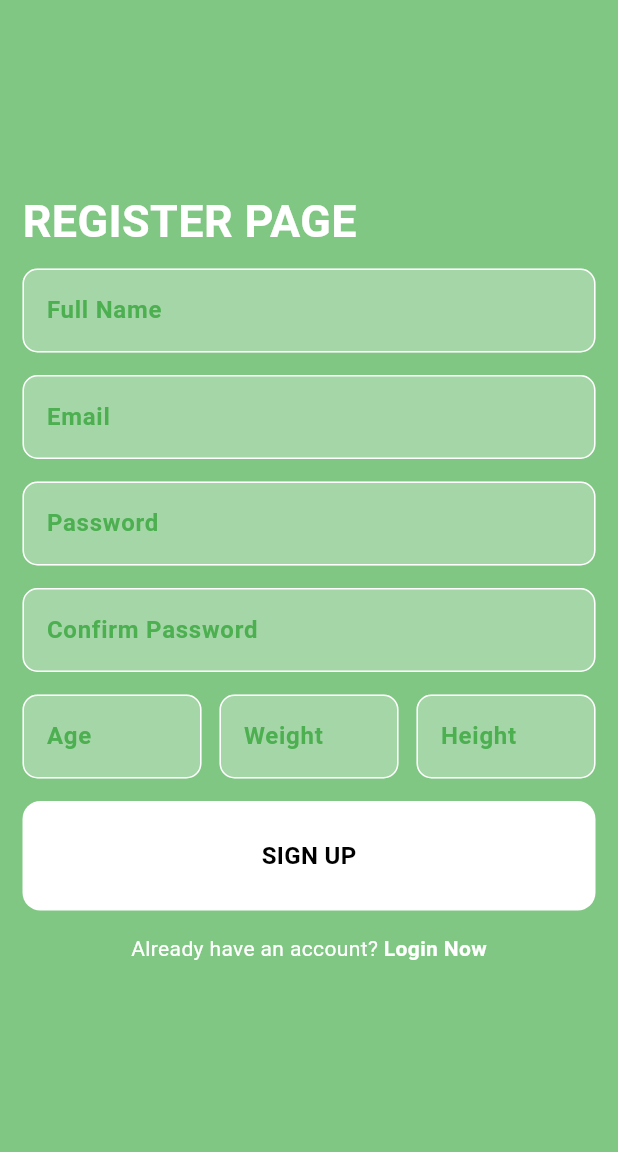
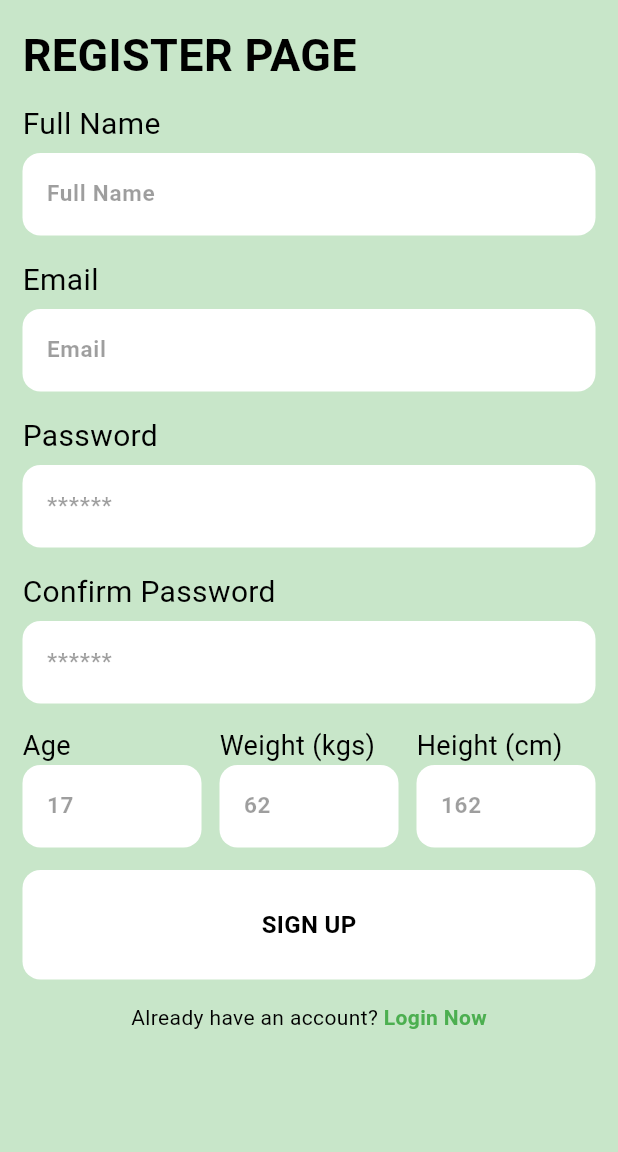
Before and after one commit to xx2301/healthtech-team-project, a Flutter app: the screen it shows after launch, after a tap on "Register Now", on a phone screen of 412 x 824 dp, the part 84-1236 px from its top. Run offline on Flutter 3.47's test engine with Material 3 defaults, Android fonts, the light colour scheme and no system bars; our stand-ins replace firebase_auth, firebase_core, flutter_bloc, google_sign_in; accounts and stored records are empty.

Commit message:
frontend update

```diff
--- a/frontend/src/auth2_flutter/lib/features/data/domain/presentation/components/my_textfield.dart
+++ b/frontend/src/auth2_flutter/lib/features/data/domain/presentation/components/my_textfield.dart
@@ -15,21 +15,22 @@ class MyTextfield extends StatelessWidget {
   @override
   Widget build(BuildContext context) {
     return TextField(
-      style: TextStyle(color: Colors.white, fontWeight: FontWeight.bold),
+      style: TextStyle(
+        color: Colors.black,
+        fontSize: 15,
+        fontWeight: FontWeight.bold,
+      ),
       controller: controller,
       obscureText: obsecureText,
       decoration: InputDecoration(
-        enabledBorder: OutlineInputBorder(
-          borderSide: BorderSide(color: Theme.of(context).colorScheme.tertiary),
-          borderRadius: BorderRadius.circular(10)
+        border: OutlineInputBorder(
+          borderRadius: BorderRadius.circular(12),
+          borderSide: BorderSide.none,
         ),
 
-        focusedBorder: OutlineInputBorder(
-          borderSide: BorderSide(color: Theme.of(context).colorScheme.primary),
-        ),
         hintText: hintText,
-        hintStyle: TextStyle(color: Theme.of(context).colorScheme.primary),
-        fillColor: Theme.of(context).colorScheme.secondary,
+        hintStyle: TextStyle(color: Colors.black38),
+        fillColor: Colors.white,
         filled: true,
       ),
     );
--- a/frontend/src/auth2_flutter/lib/features/data/domain/presentation/cubits/pages/login.dart
+++ b/frontend/src/auth2_flutter/lib/features/data/domain/presentation/cubits/pages/login.dart
@@ -3,8 +3,6 @@
 //will be redirected to make account if there is no account
 
 import 'package:auth2_flutter/features/data/domain/presentation/components/appbar.dart';
-
-import '../../components/google_sign_in_button.dart';
 import '../../components/my_button.dart';
 import '../../components/my_textfield.dart';
 import '../auth_cubit.dart';
@@ -48,6 +46,7 @@ class _LoginPageState extends State<LoginPage> {
     showDialog(
       context: context,
       builder: (context) => AlertDialog(
+        backgroundColor: Colors.green.shade100,
         title: Text("Forgot Password"),
         content: MyTextfield(
           controller: emailController,
@@ -102,7 +101,7 @@ class _LoginPageState extends State<LoginPage> {
                     style: TextStyle(
                       fontSize: 30,
                       fontWeight: FontWeight.bold,
-                      color: Colors.white,
+                      color: Colors.black,
                     ),
                   ),
                 ],
@@ -110,17 +109,40 @@ class _LoginPageState extends State<LoginPage> {
               const SizedBox(height: 10),
 
               //email textfield
+              Row(
+                children: [
+                  Text(
+                    "Email",
+                    style: TextStyle(fontSize: 20, color: Colors.black),
+                  ),
+                ],
+              ),
+
+              const SizedBox(height: 5),
+
               MyTextfield(
                 controller: emailController,
-                hintText: "Email",
+                hintText: "limxt@gmail.com",
                 obsecureText: false,
               ),
 
               const SizedBox(height: 15),
+
               //password textfield
+              Row(
+                children: [
+                  Text(
+                    "Password",
+                    style: TextStyle(fontSize: 20, color: Colors.black),
+                  ),
+                ],
+              ),
+
+              const SizedBox(height: 5),
+
               MyTextfield(
                 controller: passwordController,
-                hintText: "Password",
+                hintText: "Apple67",
                 obsecureText: true,
               ),
               const SizedBox(height: 10),
@@ -134,7 +156,7 @@ class _LoginPageState extends State<LoginPage> {
                     child: Text(
                       "Forgot Password?",
                       style: TextStyle(
-                        color: Colors.white,
+                        color: Colors.green,
                         fontWeight: FontWeight.bold,
                       ),
                     ),
@@ -152,14 +174,14 @@ class _LoginPageState extends State<LoginPage> {
                 children: [
                   Text(
                     "Don't have an account? ",
-                    style: TextStyle(color: Colors.white),
+                    style: TextStyle(color: Colors.black),
                   ),
                   GestureDetector(
                     onTap: widget.togglePages,
                     child: Text(
                       "Register Now",
                       style: TextStyle(
-                        color: Colors.white,
+                        color: Colors.green,
                         fontWeight: FontWeight.bold,
                       ),
                     ),
@@ -168,7 +190,7 @@ class _LoginPageState extends State<LoginPage> {
               ),
 
               //google sign in
-             /* Row(
+              /* Row(
                     mainAxisAlignment: MainAxisAlignment.center,
                     children: [MyGoogleSignInButton()],
                   ),*/
--- a/frontend/src/auth2_flutter/lib/features/data/domain/presentation/cubits/pages/register.dart
+++ b/frontend/src/auth2_flutter/lib/features/data/domain/presentation/cubits/pages/register.dart
@@ -44,26 +44,23 @@ class _RegisterPageState extends State<RegisterPage> {
         age.isNotEmpty &&
         weight.isNotEmpty &&
         height.isNotEmpty) {
-
       if (password == confirmPassword) {
         authCubit.register(fullName, email, password, age, weight, height);
+      } else {
+        ScaffoldMessenger.of(context).showSnackBar(
+          const SnackBar(content: Text("Passwords do not match!")),
+        );
       }
-      else {
-        ScaffoldMessenger.of(
-          context,
-        ).showSnackBar(const SnackBar(content: Text("Passwords do not match!")));
-      }
-
     } else {
-      ScaffoldMessenger.of(
-        context,
-      ).showSnackBar(const SnackBar(content: Text("Please complete all fields!")));
+      ScaffoldMessenger.of(context).showSnackBar(
+        const SnackBar(content: Text("Please complete all fields!")),
+      );
     }
   }
 
   //dispose all controllers
   @override
-  void dispose(){
+  void dispose() {
     fullNameController.dispose();
     emailController.dispose();
     passwordController.dispose();
@@ -71,8 +68,6 @@ class _RegisterPageState extends State<RegisterPage> {
     weightController.dispose();
     heightController.dispose();
     super.dispose();
-
-
   }
 
   @override
@@ -94,7 +89,8 @@ class _RegisterPageState extends State<RegisterPage> {
         ),
         backgroundColor: Colors.green[500],
       ),
-      body: Center(
+      body: SingleChildScrollView(
+        child: Center(
           child: Padding(
             padding: const EdgeInsets.all(15.0),
             child: Column(
@@ -108,7 +104,7 @@ class _RegisterPageState extends State<RegisterPage> {
                       style: TextStyle(
                         fontSize: 30,
                         fontWeight: FontWeight.bold,
-                      color: Colors.white,
+                        color: Colors.black,
                       ),
                     ),
                   ],
@@ -116,13 +112,36 @@ class _RegisterPageState extends State<RegisterPage> {
                 const SizedBox(height: 10),
 
                 //full name textfield
+                Row(
+                  children: [
+                    Text(
+                      "Full Name",
+                      style: TextStyle(fontSize: 20, color: Colors.black),
+                    ),
+                  ],
+                ),
+
+                const SizedBox(height: 5),
+
                 MyTextfield(
                   controller: fullNameController,
                   hintText: "Full Name",
                   obsecureText: false,
                 ),
                 const SizedBox(height: 15),
-              //email textfield
+
+                //full name textfield
+                Row(
+                  children: [
+                    Text(
+                      "Email",
+                      style: TextStyle(fontSize: 20, color: Colors.black),
+                    ),
+                  ],
+                ),
+
+                const SizedBox(height: 5),
+
                 MyTextfield(
                   controller: emailController,
                   hintText: "Email",
@@ -132,17 +151,39 @@ class _RegisterPageState extends State<RegisterPage> {
                 const SizedBox(height: 15),
 
                 //password textfield
+                Row(
+                  children: [
+                    Text(
+                      "Password",
+                      style: TextStyle(fontSize: 20, color: Colors.black),
+                    ),
+                  ],
+                ),
+
+                const SizedBox(height: 5),
+
                 MyTextfield(
                   controller: passwordController,
-                hintText: "Password",
+                  hintText: "******",
                   obsecureText: true,
                 ),
                 const SizedBox(height: 15),
 
                 //confirm password
+                Row(
+                  children: [
+                    Text(
+                      "Confirm Password",
+                      style: TextStyle(fontSize: 20, color: Colors.black),
+                    ),
+                  ],
+                ),
+
+                const SizedBox(height: 5),
+
                 MyTextfield(
                   controller: confirmPasswordController,
-                hintText: "Confirm Password",
+                  hintText: "******",
                   obsecureText: true,
                 ),
 
@@ -153,30 +194,80 @@ class _RegisterPageState extends State<RegisterPage> {
                   children: [
                     //age textfield
                     Expanded(
-                    child: MyTextfield(
+                      child: Column(
+                        children: [
+                          Row(
+                            children: [
+                              Text(
+                                "Age",
+                                style: TextStyle(
+                                  fontSize: 18,
+                                  color: Colors.black,
+                                ),
+                              ),
+                            ],
+                          ),
+
+                          MyTextfield(
                             controller: ageController,
-                      hintText: "Age",
+                            hintText: "17",
                             obsecureText: false,
+                          ),
+                        ],
                       ),
                     ),
 
                     const SizedBox(width: 12),
+
                     //weight textfield
                     Expanded(
-                    child: MyTextfield(
+                      child: Column(
+                        children: [
+                          Row(
+                            children: [
+                              Text(
+                                "Weight (kgs)",
+                                style: TextStyle(
+                                  fontSize: 18,
+                                  color: Colors.black,
+                                ),
+                              ),
+                            ],
+                          ),
+
+                          MyTextfield(
                             controller: weightController,
-                      hintText: "Weight",
+                            hintText: "62",
                             obsecureText: false,
+                          ),
+                        ],
                       ),
                     ),
 
                     const SizedBox(width: 12),
+
                     //height textfield
                     Expanded(
-                    child: MyTextfield(
+                      child: Column(
+                        children: [
+                          Row(
+                            children: [
+                              Text(
+                                "Height (cm)",
+                                style: TextStyle(
+                                  fontSize: 18,
+                                  color: Colors.black,
+                                ),
+                              ),
+                            ],
+                          ),
+
+                          MyTextfield(
                             controller: heightController,
-                      hintText: "Height",
+                            hintText: "162",
                             obsecureText: false,
+                          ),
+                        ],
                       ),
                     ),
                   ],
@@ -192,23 +283,23 @@ class _RegisterPageState extends State<RegisterPage> {
                 Row(
                   mainAxisAlignment: MainAxisAlignment.center,
                   children: [
-                  Text(
-                    "Already have an account? ",
-                    style: TextStyle(color: Colors.white),
-                  ),
+                    Text("Already have an account? "),
                     GestureDetector(
                       onTap: widget.togglePages,
                       child: Text(
                         "Login Now",
                         style: TextStyle(
-                        color: Colors.white,
+                          color: Colors.green,
                           fontWeight: FontWeight.bold,
                         ),
                       ),
                     ),
                   ],
                 ),
+
+                const SizedBox(height: 15),
               ],
+            ),
           ),
         ),
       ),
--- a/frontend/src/auth2_flutter/lib/themes/main_theme.dart
+++ b/frontend/src/auth2_flutter/lib/themes/main_theme.dart
@@ -2,11 +2,11 @@ import 'package:flutter/material.dart';
 
 ThemeData mainTheme = ThemeData(
   colorScheme: ColorScheme.light(
-    primary: Colors.green.shade500,
+    primary: Colors.black,
     secondary: Colors.green.shade200,
     tertiary: Colors.white,
     inversePrimary: Colors.blue.shade500,
   ),
-  scaffoldBackgroundColor: Colors.green.shade300,
+  scaffoldBackgroundColor: Colors.green.shade100,
   appBarTheme: AppBarTheme(backgroundColor: Colors.green.shade400, iconTheme: IconThemeData(color: Colors.white),),
 );
```
Also changed, not shown: frontend/src/auth2_flutter/lib/assets/google.png (deleted). Lines whose indentation alone changed are shown as unchanged.
